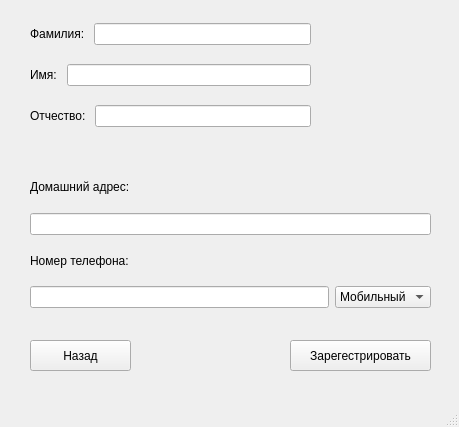
Qt form Windows/RegistrationWindow/mainwindow.ui (Asubuhi824lia/Library) before a commit.
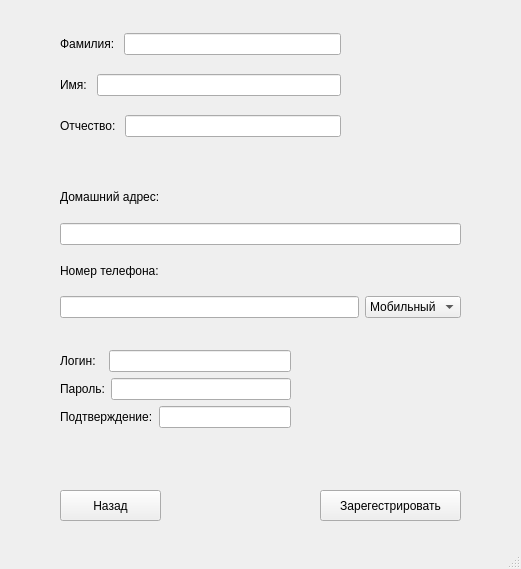
The same form after that commit.

```diff
--- a/Windows/RegistrationWindow/mainwindow.ui
+++ b/Windows/RegistrationWindow/mainwindow.ui
@@ -6,32 +6,19 @@
    <rect>
     <x>0</x>
     <y>0</y>
-    <width>459</width>
-    <height>427</height>
+    <width>521</width>
+    <height>569</height>
    </rect>
   </property>
   <property name="windowTitle">
    <string>Регистрация</string>
   </property>
   <widget class="QWidget" name="centralwidget">
-   <widget class="QPushButton" name="pushButton">
-    <property name="geometry">
-     <rect>
-      <x>30</x>
-      <y>340</y>
-      <width>101</width>
-      <height>31</height>
-     </rect>
-    </property>
-    <property name="text">
-     <string>Назад</string>
-    </property>
-   </widget>
    <widget class="QPushButton" name="pushButton_2">
     <property name="geometry">
      <rect>
-      <x>290</x>
-      <y>340</y>
+      <x>320</x>
+      <y>490</y>
       <width>141</width>
       <height>31</height>
      </rect>
@@ -40,70 +27,16 @@
      <string>Зарегестрировать</string>
     </property>
    </widget>
-   <widget class="QWidget" name="">
+   <widget class="QWidget" name="layoutWidget_2">
     <property name="geometry">
      <rect>
-      <x>30</x>
-      <y>10</y>
-      <width>281</width>
-      <height>131</height>
-     </rect>
-    </property>
-    <layout class="QVBoxLayout" name="verticalLayout">
-     <item>
-      <layout class="QHBoxLayout" name="horizontalLayout">
-       <item>
-        <widget class="QLabel" name="label">
-         <property name="text">
-          <string>Фамилия: </string>
-         </property>
-        </widget>
-       </item>
-       <item>
-        <widget class="QLineEdit" name="lineEdit"/>
-       </item>
-      </layout>
-     </item>
-     <item>
-      <layout class="QHBoxLayout" name="horizontalLayout_2">
-       <item>
-        <widget class="QLabel" name="label_2">
-         <property name="text">
-          <string>Имя: </string>
-         </property>
-        </widget>
-       </item>
-       <item>
-        <widget class="QLineEdit" name="lineEdit_2"/>
-       </item>
-      </layout>
-     </item>
-     <item>
-      <layout class="QHBoxLayout" name="horizontalLayout_3">
-       <item>
-        <widget class="QLabel" name="label_3">
-         <property name="text">
-          <string>Отчество: </string>
-         </property>
-        </widget>
-       </item>
-       <item>
-        <widget class="QLineEdit" name="lineEdit_3"/>
-       </item>
-      </layout>
-     </item>
-    </layout>
-   </widget>
-   <widget class="QWidget" name="">
-    <property name="geometry">
-     <rect>
-      <x>30</x>
-      <y>167</y>
+      <x>60</x>
+      <y>177</y>
       <width>401</width>
       <height>141</height>
      </rect>
     </property>
-    <layout class="QGridLayout" name="gridLayout">
+    <layout class="QGridLayout" name="gridLayout_4">
      <item row="0" column="0">
       <widget class="QLabel" name="label_4">
        <property name="text">
@@ -144,6 +77,123 @@
      </item>
     </layout>
    </widget>
+   <widget class="QWidget" name="layoutWidget">
+    <property name="geometry">
+     <rect>
+      <x>60</x>
+      <y>350</y>
+      <width>231</width>
+      <height>91</height>
+     </rect>
+    </property>
+    <layout class="QFormLayout" name="formLayout_4">
+     <item row="0" column="0" colspan="2">
+      <layout class="QHBoxLayout" name="horizontalLayout_20">
+       <item>
+        <widget class="QLabel" name="label_27">
+         <property name="text">
+          <string>Логин:  </string>
+         </property>
+        </widget>
+       </item>
+       <item>
+        <widget class="QLineEdit" name="lineEdit_27"/>
+       </item>
+      </layout>
+     </item>
+     <item row="1" column="0">
+      <widget class="QLabel" name="label_28">
+       <property name="text">
+        <string>Пароль:</string>
+       </property>
+      </widget>
+     </item>
+     <item row="1" column="1">
+      <widget class="QLineEdit" name="lineEdit_28"/>
+     </item>
+     <item row="2" column="0" colspan="2">
+      <layout class="QHBoxLayout" name="horizontalLayout_21">
+       <item>
+        <widget class="QLabel" name="label_29">
+         <property name="text">
+          <string>Подтверждение:</string>
+         </property>
+        </widget>
+       </item>
+       <item>
+        <widget class="QLineEdit" name="lineEdit_29"/>
+       </item>
+      </layout>
+     </item>
+    </layout>
+   </widget>
+   <widget class="QWidget" name="layoutWidget_3">
+    <property name="geometry">
+     <rect>
+      <x>60</x>
+      <y>20</y>
+      <width>281</width>
+      <height>131</height>
+     </rect>
+    </property>
+    <layout class="QVBoxLayout" name="verticalLayout_4">
+     <item>
+      <layout class="QHBoxLayout" name="horizontalLayout_22">
+       <item>
+        <widget class="QLabel" name="label_30">
+         <property name="text">
+          <string>Фамилия: </string>
+         </property>
+        </widget>
+       </item>
+       <item>
+        <widget class="QLineEdit" name="lineEdit_30"/>
+       </item>
+      </layout>
+     </item>
+     <item>
+      <layout class="QHBoxLayout" name="horizontalLayout_23">
+       <item>
+        <widget class="QLabel" name="label_31">
+         <property name="text">
+          <string>Имя: </string>
+         </property>
+        </widget>
+       </item>
+       <item>
+        <widget class="QLineEdit" name="lineEdit_31"/>
+       </item>
+      </layout>
+     </item>
+     <item>
+      <layout class="QHBoxLayout" name="horizontalLayout_24">
+       <item>
+        <widget class="QLabel" name="label_32">
+         <property name="text">
+          <string>Отчество: </string>
+         </property>
+        </widget>
+       </item>
+       <item>
+        <widget class="QLineEdit" name="lineEdit_32"/>
+       </item>
+      </layout>
+     </item>
+    </layout>
+   </widget>
+   <widget class="QPushButton" name="pushButton">
+    <property name="geometry">
+     <rect>
+      <x>60</x>
+      <y>490</y>
+      <width>101</width>
+      <height>31</height>
+     </rect>
+    </property>
+    <property name="text">
+     <string>Назад</string>
+    </property>
+   </widget>
   </widget>
   <widget class="QMenuBar" name="menubar">
    <property name="geometry">
```
Left out of the diff: 16 changed lines with no effect on the pictures.
